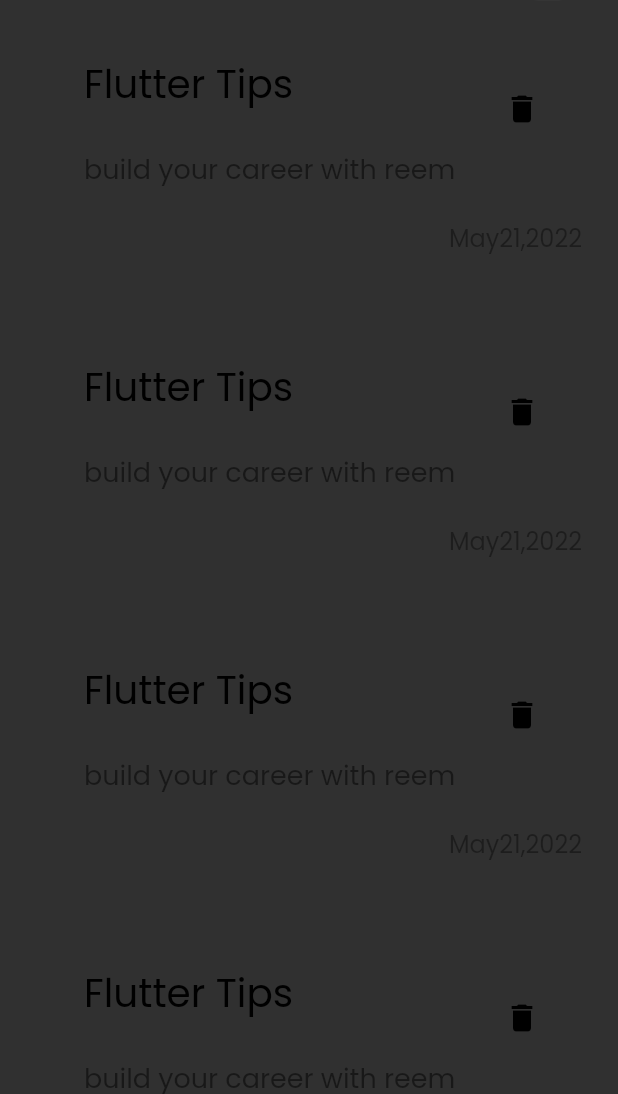
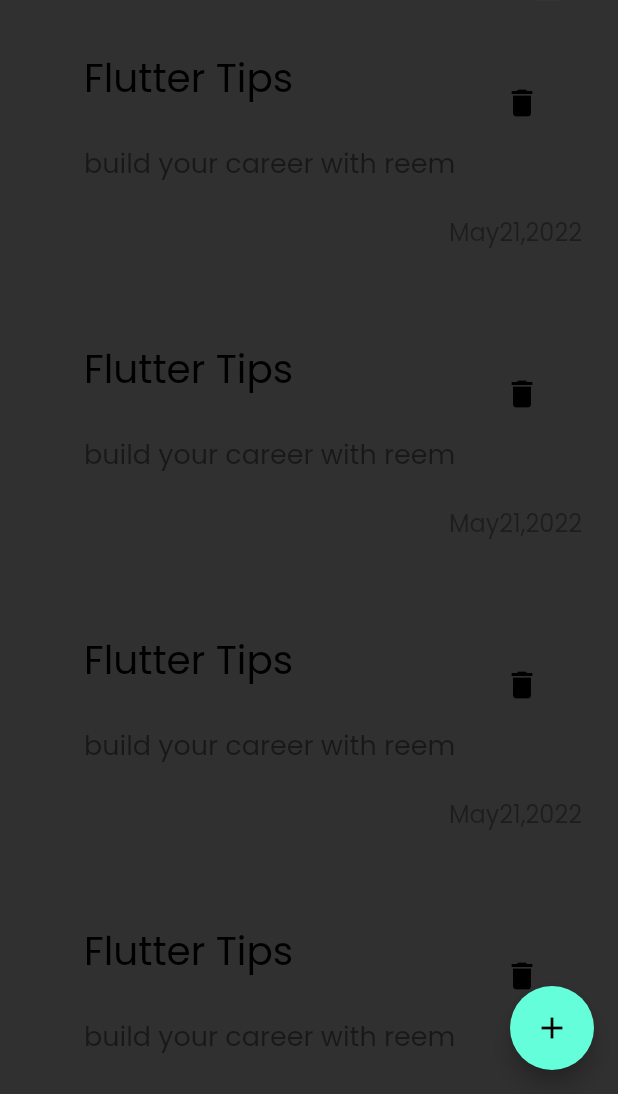
Before and after one commit to ReemAjjawi/notes_app, a Flutter app: the screen it shows after launch, on a phone screen of 412 x 824 dp, the part 142-1236 px from its top. Run offline on Flutter 3.47's test engine with Material 2 defaults, Android fonts, the phone set to English and light mode, and no system bars.

Commit message:
adding floating action button

```diff
--- a/lib/view/notes_view.dart
+++ b/lib/view/notes_view.dart
@@ -4,6 +4,11 @@ import 'Widgets/notes_view_body.dart';
 class NotesView extends StatelessWidget {
   @override
   Widget build(BuildContext context) {
-    return const Scaffold(body: NotesViewBody());
+    return Scaffold(
+        floatingActionButton: FloatingActionButton(
+          onPressed: () {},
+          child: const Icon(Icons.add),
+        ),
+        body: const NotesViewBody());
   }
 }
--- a/lib/view/notes_listview.dart
+++ b/lib/view/widgets/notes_listview.dart
@@ -1,6 +1,6 @@
 import 'package:flutter/material.dart';
 
-import 'widgets/custom_note_item.dart';
+import 'custom_note_item.dart';
 
 class NotesListView extends StatelessWidget {
   const NotesListView({super.key});
@@ -9,7 +9,7 @@ class NotesListView extends StatelessWidget {
   Widget build(BuildContext context) {
     return ListView.builder(itemBuilder: (context, index) {
       return const Padding(
-        padding: EdgeInsets.symmetric(vertical: 8.0),
+        padding: EdgeInsets.symmetric(vertical: 4.0),
         child: NoteItem(),
       );
     });
--- a/lib/view/widgets/notes_view_body.dart
+++ b/lib/view/widgets/notes_view_body.dart
@@ -1,6 +1,6 @@
 import 'package:flutter/material.dart';
 import 'package:notes_app/view/widgets/custom_note_item.dart';
-import '../notes_listview.dart';
+import 'notes_listview.dart';
 import 'custom_appbar.dart';
 
 class NotesViewBody extends StatelessWidget {
```
